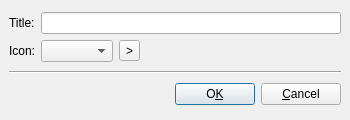
Above: src/forms/EditGroupDlg.ui from iluminat23/keepassxc-debian before the change. Below: the same form after it.
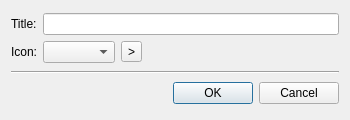
That is the form after the change.

What changed in the file:
```diff
--- a/src/forms/EditGroupDlg.ui
+++ b/src/forms/EditGroupDlg.ui
@@ -12,42 +12,25 @@
     <height>120</height>
    </rect>
   </property>
-  <property name="sizePolicy" >
-   <sizepolicy>
-    <hsizetype>0</hsizetype>
-    <vsizetype>0</vsizetype>
-    <horstretch>0</horstretch>
-    <verstretch>0</verstretch>
-   </sizepolicy>
-  </property>
   <property name="minimumSize" >
    <size>
     <width>350</width>
-    <height>120</height>
-   </size>
-  </property>
-  <property name="maximumSize" >
-   <size>
-    <width>350</width>
-    <height>120</height>
+    <height>0</height>
    </size>
   </property>
   <property name="windowTitle" >
    <string>Group Properties</string>
   </property>
   <layout class="QVBoxLayout" >
-   <property name="margin" >
-    <number>9</number>
-   </property>
    <property name="spacing" >
     <number>6</number>
    </property>
    <item>
     <layout class="QGridLayout" >
-     <property name="margin" >
-      <number>0</number>
+     <property name="horizontalSpacing" >
+      <number>6</number>
      </property>
-     <property name="spacing" >
+     <property name="verticalSpacing" >
       <number>6</number>
      </property>
      <item row="1" column="0" >
@@ -106,47 +89,11 @@
     </widget>
    </item>
    <item>
-    <layout class="QHBoxLayout" >
-     <property name="margin" >
-      <number>0</number>
+    <widget class="QDialogButtonBox" name="ButtonBox" >
+     <property name="standardButtons" >
+      <set>QDialogButtonBox::Cancel|QDialogButtonBox::NoButton|QDialogButtonBox::Ok</set>
      </property>
-     <property name="spacing" >
-      <number>6</number>
-     </property>
-     <item>
-      <spacer>
-       <property name="orientation" >
-        <enum>Qt::Horizontal</enum>
-       </property>
-       <property name="sizeHint" >
-        <size>
-         <width>121</width>
-         <height>20</height>
-        </size>
-       </property>
-      </spacer>
-     </item>
-     <item>
-      <widget class="QPushButton" name="ButtonOK" >
-       <property name="text" >
-        <string>O&amp;K</string>
-       </property>
-       <property name="shortcut" >
-        <string>Alt+K</string>
-       </property>
-      </widget>
-     </item>
-     <item>
-      <widget class="QPushButton" name="ButtonCancel" >
-       <property name="text" >
-        <string>&amp;Cancel</string>
-       </property>
-       <property name="shortcut" >
-        <string>Alt+C</string>
-       </property>
-      </widget>
-     </item>
-    </layout>
+    </widget>
    </item>
   </layout>
  </widget>
```
Left out of the diff: 5 changed lines with no effect on the pictures.
